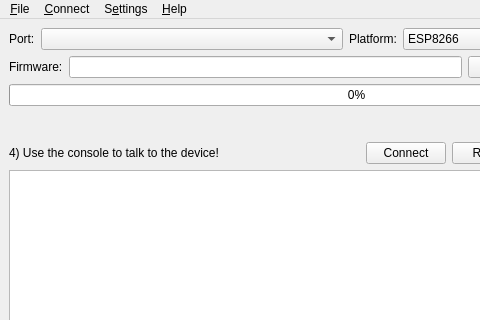
Before: the Qt Designer form src/main.ui in olgierdh/mongoose-flashing-tool, drawn with Qt 5; both pictures show x 0 to 480 and y 0 to 320 of the 713 by 528 pixel window.
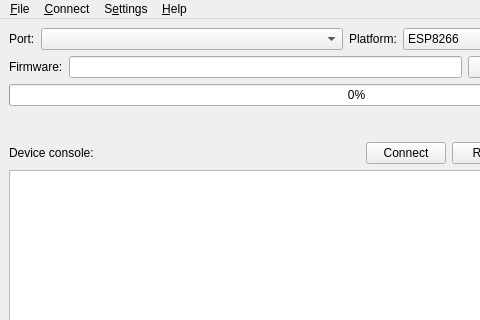
After: the same form once the commit is applied. Icons and pictures are not drawn.

Commit message:
Minor fixes to F&C
    PUBLISHED_FROM=004c4c3a4b55bc092d5a66b1bb1a39e26b1e6965

Diff of the .ui file:
```diff
--- a/src/main.ui
+++ b/src/main.ui
@@ -165,7 +165,7 @@
       <item>
        <widget class="QLabel" name="talkToDeviceLabel">
         <property name="text">
-         <string>4) Use the console to talk to the device!</string>
+         <string>Device console:</string>
         </property>
        </widget>
       </item>
```
Left out of the diff: 2 changed lines with no effect on the pictures. The commit also changes 2 other files.
